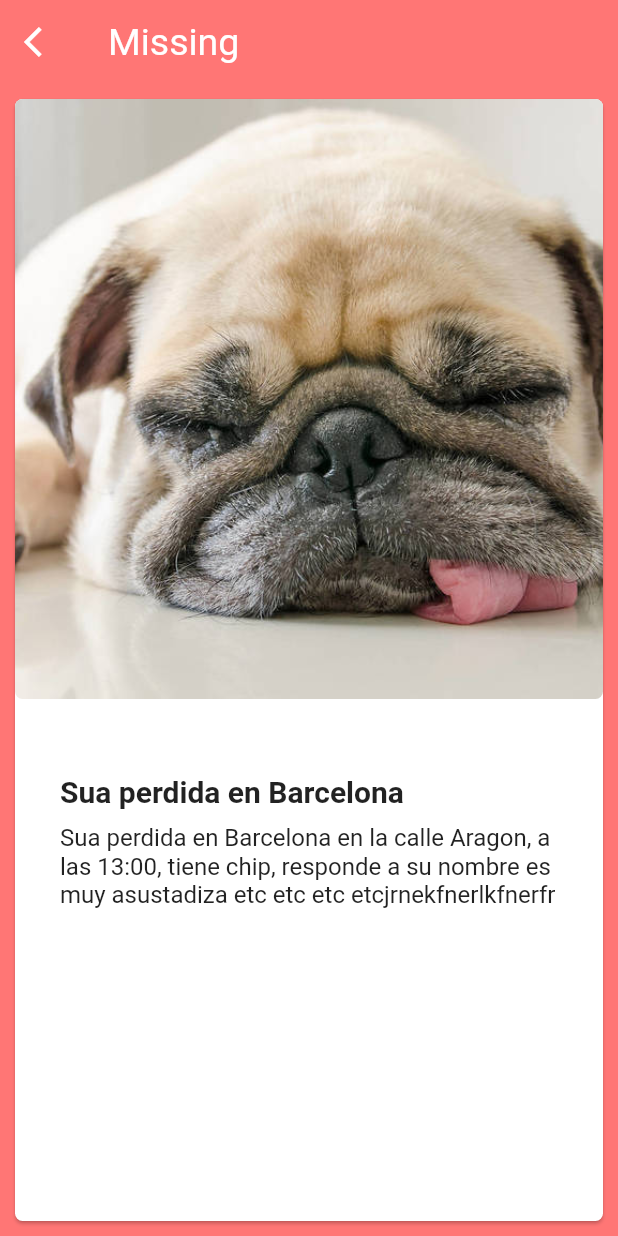
After one commit to raulmabe/missing, a Flutter app: the screen it shows after launch, after a tap on "Item", on a phone screen of 412 x 824 dp. The commit adds this screen. Run offline on Flutter 3.47's test engine with Material 2 defaults, Android fonts, the phone set to English and light mode, and no system bars; our stand-ins replace font_awesome_flutter; Roboto replaces fonts that are missing (Montserrat).

Commit message:
Added missing details page

```diff
--- a/lib/main.dart
+++ b/lib/main.dart
@@ -1,13 +1,24 @@
 import 'package:flutter/material.dart';
 import './ui/homePage.dart';
+import './ui/missingDetails.dart';
 
 void main() => runApp(MyApp());
 
 class MyApp extends StatelessWidget {
+
+
   // This widget is the root of your application.
   @override
   Widget build(BuildContext context) {
     return MaterialApp(
+/*
+      initialRoute: '/',
+      routes: {
+        // When we navigate to the "/" route, build the FirstScreen Widget
+        '/': (context) => HomePage(),
+        // When we navigate to the "/second" route, build the SecondScreen Widget
+        '/missingDetails': (context) => MissingDetails(),
+      }, */
       title: 'missing',
       debugShowCheckedModeBanner: false,
       color: Color(0xffff7675),
--- a/lib/ui/body.dart
+++ b/lib/ui/body.dart
@@ -1,6 +1,7 @@
 import 'package:flutter/material.dart';
 import './widgets/missingCards.dart';
 import 'package:flutter_staggered_grid_view/flutter_staggered_grid_view.dart';
+import 'dart:math';
 
 class Body extends StatefulWidget{
 
@@ -20,50 +21,62 @@ class _BodyState extends State<Body>{
 
   List<Widget> children = [
           MissingCard(
+            id: 0,
             title: null,
             description: null,
           ),
           MissingCard(
+            id: 1,
             title: null,
             description: null,
           ),
           MissingCard(
+            id: 2,
             title: null,
             description: null,
           ),
           MissingCard(
+            id: 3,
             title: null,
             description: null,
           ),
           MissingCard(
+            id: 4,
             title: null,
             description: null,
           ),
           MissingCard(
+            id: 5,
             title: null,
             description: null,
           ),
           MissingCard(
+            id: 6,
             title: null,
             description: null,
           ),
           MissingCard(
+            id: 7,
             title: null,
             description: null,
           ),
           MissingCard(
+            id: 8,
             title: null,
             description: null,
           ),
           MissingCard(
+            id: 9,
             title: null,
             description: null,
           ),
           MissingCard(
+            id: 10,
             title: null,
             description: null,
           ),
           MissingCard(
+            id: 11,
             title: null,
             description: null,
           ),
--- /dev/null
+++ b/lib/ui/missingDetails.dart
@@ -0,0 +1,89 @@
+import 'package:flutter/material.dart';
+
+class MissingDetails extends StatelessWidget {
+
+  final int id;
+  String title, description;
+
+  MissingDetails({@required this.id, @required this.title, @required this.description}){
+    title = "Sua perdida en Barcelona";
+    description = "Sua perdida en Barcelona en la calle Aragon, a las 13:00, tiene chip, responde a su nombre es muy asustadiza etc etc etc etcjrnekfnerlkfnerfr";
+  }
+
+  @override
+  Widget build(BuildContext context) {
+    return Scaffold(
+      appBar: AppBar(
+        title: Text(
+          "Missing",
+          style: TextStyle(
+            color: Colors.white,
+            fontSize: 25.0,
+            fontWeight: FontWeight.w400
+          )
+          ),
+        leading: IconButton(
+          onPressed: (){
+            Navigator.pop(context);
+          },
+          icon: Icon(Icons.arrow_back_ios, color: Colors.white),
+        ),
+        elevation: 0.0,
+      ),
+      body: Padding(
+        padding: const EdgeInsets.all(10.0),
+        child: Material(
+          elevation: 1.0,
+          borderRadius: BorderRadius.circular(5.0),
+          color: Colors.white,
+          child: Column(
+            crossAxisAlignment: CrossAxisAlignment.stretch,
+            children: <Widget>[
+              Hero(
+              tag: id,
+              child: Container(
+                height: 400,
+                decoration: BoxDecoration(
+                  borderRadius: BorderRadius.circular(5.0),
+                  image: DecorationImage(
+                    fit: BoxFit.cover,
+                    image: AssetImage("assets/perro1.jpg"),
+                  )
+                ),
+              ),
+              ),
+              Padding(
+                padding: const EdgeInsets.only(
+                  left: 30.0,
+                  right: 30.0,
+                  top: 50.0,
+                  bottom: 30.0
+                ),
+                child: Column(
+                  crossAxisAlignment: CrossAxisAlignment.start,
+                  children: <Widget>[
+                    Text(
+                      title,
+                      style: TextStyle(
+                        fontWeight: FontWeight.bold,
+                        fontSize: 20.0
+                      )
+                    ),
+                    SizedBox(height: 10.0,),
+                    Text(
+                    description,
+                    style: TextStyle(
+                      fontSize: 16.0,
+                    ),
+                  ),
+                  ],
+                ),
+              )
+            ],
+          ),
+        ),
+      ),
+      backgroundColor: Theme.of(context).primaryColor,
+    );
+  }
+}
--- a/lib/ui/profileBody.dart
+++ b/lib/ui/profileBody.dart
@@ -2,6 +2,7 @@ import 'package:flutter/material.dart';
 import 'package:font_awesome_flutter/font_awesome_flutter.dart';
 import './widgets/missingCards.dart';
 import 'package:flutter_staggered_grid_view/flutter_staggered_grid_view.dart';
+import 'dart:math';
 
 class ProfileBody extends StatefulWidget {
   @override
@@ -14,10 +15,12 @@ class _ProfileBodyState extends State<ProfileBody> {
 
   List<Widget> myPosts = [
     MissingCard(
+      id: new Random().nextInt(1000),
       title: null,
       description: null,
     ),
     MissingCard(
+      id: new Random().nextInt(1000),
       title: null,
       description: null,
     ),
--- a/lib/ui/widgets/missingCards.dart
+++ b/lib/ui/widgets/missingCards.dart
@@ -1,23 +1,28 @@
 import 'package:flutter/material.dart';
 import 'dart:math';
+import '../missingDetails.dart';
 
 class MissingCard extends StatefulWidget {
 
+  final int id;
   final String title, description;
   final List<String> tags;
 
-  MissingCard({@required this.title, @required this.description, this.tags});
+  MissingCard({@required this.id, @required this.title, @required this.description, this.tags});
 
   @override
-  _MissingCardState createState() => _MissingCardState(title, description, tags);
+  _MissingCardState createState() => _MissingCardState(id,title, description, tags);
 }
 
 class _MissingCardState extends State<MissingCard> {
 
+  int id;
+
   String title, description;
   List<String> tags;
 
-  _MissingCardState(this.title, this.description, this.tags){
+  _MissingCardState(this.id, this.title, this.description, this.tags){
+    if(id == null) print("ID == NULL");
     if(title == null) title = "Item";
     if(description == null) description = "My dog named Woof has been lost for 5 days in machasustets jfnrenfjee jrenfjnerjfnr jwen fjinwejkadwmsq djqwnsmwqpd";
   }
@@ -25,20 +30,32 @@ class _MissingCardState extends State<MissingCard> {
   @override
   Widget build(BuildContext context) {
 
-    return Material(
+    return InkWell(
+      onTap: (){
+        Navigator.push(
+          context,
+          MaterialPageRoute(
+            builder: (context) => MissingDetails(id: id),
+          ),
+        );
+      },
+      child: Material(
         elevation: 1.0,
         borderRadius: BorderRadius.circular(5.0),
         color: Colors.white,
         child:Column(
           children: <Widget>[
-          Container(
+            Hero(
+              tag: id,
+              child: Container(
                 height: (new Random().nextDouble() * 100) + 100,
                 decoration: BoxDecoration(
                   borderRadius: BorderRadius.circular(5.0),
                   image: DecorationImage(
                     fit: BoxFit.cover,
-                image: AssetImage("assets/gato${new Random().nextInt(2)+1}.jpg"),
+                    image: AssetImage("assets/perro1.jpg"),
                   )
+                ),
               ),
             ),
             Padding(
@@ -65,6 +82,7 @@ class _MissingCardState extends State<MissingCard> {
             ),
           ],
         )
+      ),
     );
   }
 }
```
Also changed, not shown: 1 other file. Lines whose indentation alone changed are shown as unchanged.
